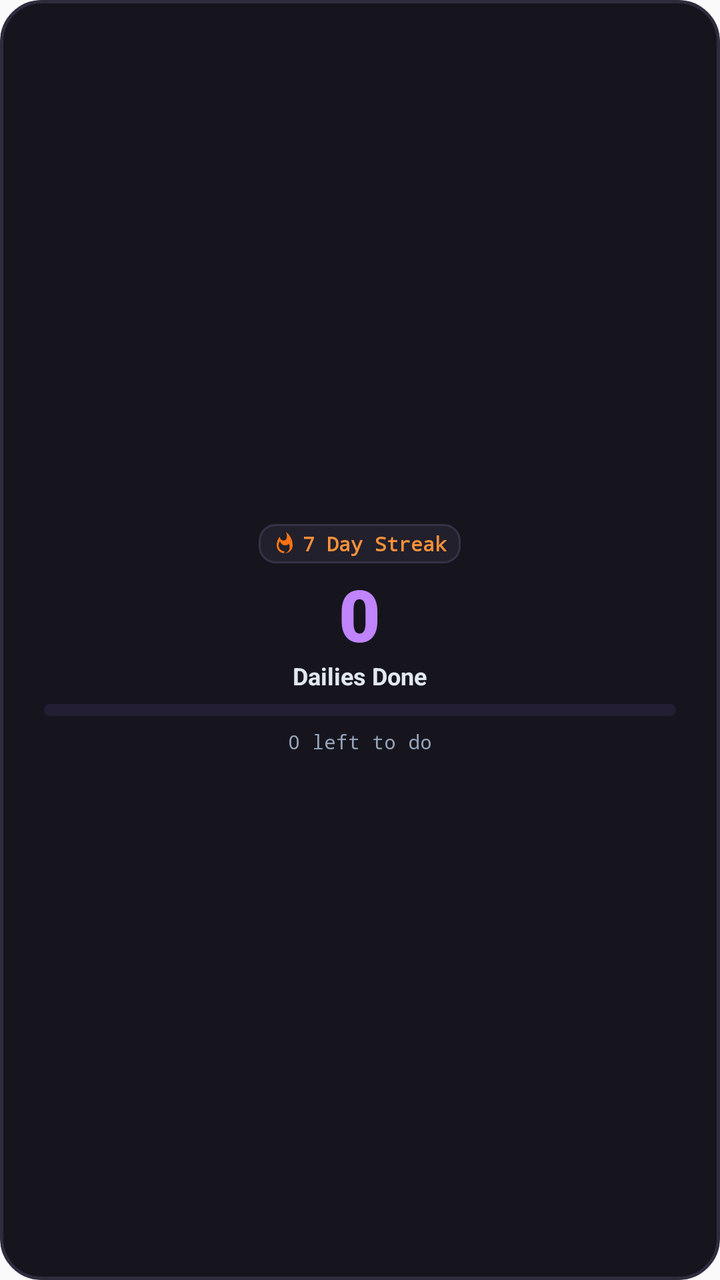
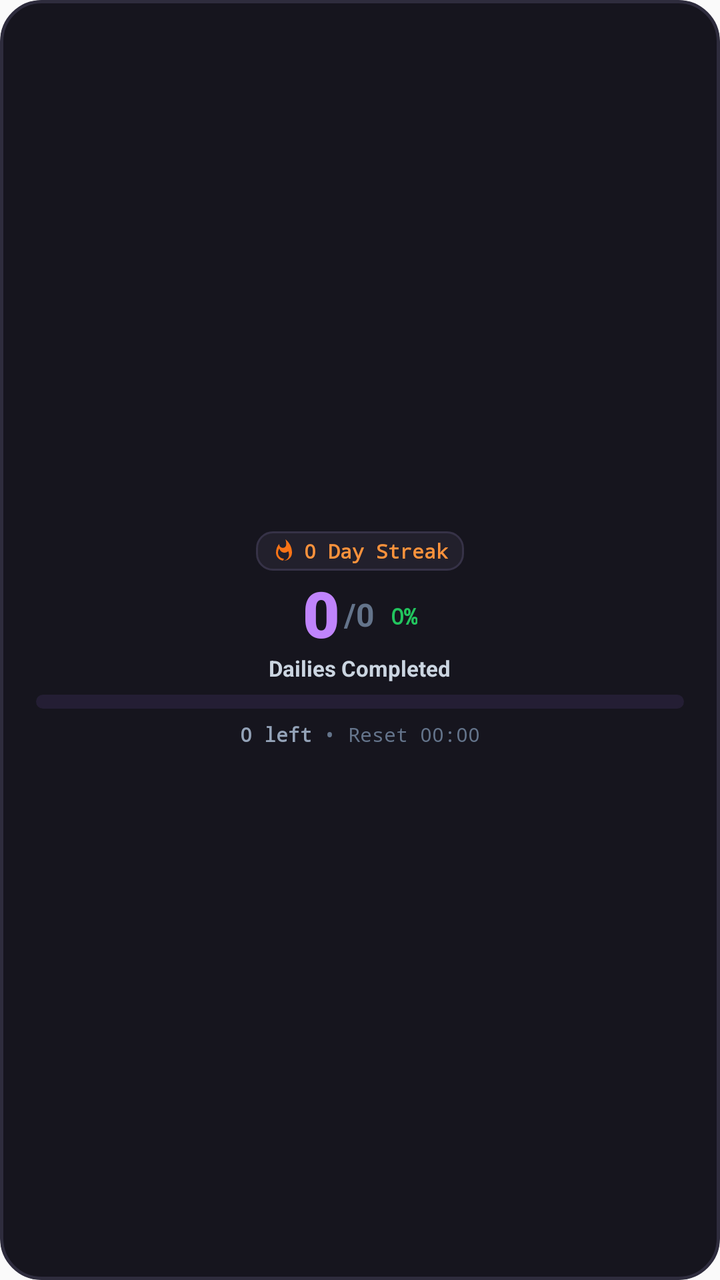

Compare the two renders of this Android layout. The source of the first and the diff that turns it into the second are given below.
<!-- AndroidManifest.xml: application theme AppTheme -->
<!-- res/layout/daily_summary_widget.xml -->
<?xml version="1.0" encoding="utf-8"?>
<RelativeLayout xmlns:android="http://schemas.android.com/apk/res/android"
    android:id="@+id/widget_summary_root"
    android:layout_width="match_parent"
    android:layout_height="match_parent"
    android:background="@drawable/widget_background"
    android:padding="14dp"
    android:clipToOutline="true">

    <LinearLayout
        android:layout_width="match_parent"
        android:layout_height="match_parent"
        android:orientation="vertical"
        android:gravity="center">

        
        <LinearLayout
            android:layout_width="wrap_content"
            android:layout_height="wrap_content"
            android:orientation="horizontal"
            android:background="@drawable/widget_chip_dark"
            android:paddingHorizontal="7dp"
            android:paddingVertical="3dp"
            android:gravity="center"
            android:layout_marginBottom="6dp">

            <ImageView
                android:layout_width="12dp"
                android:layout_height="12dp"
                android:src="@drawable/ic_widget_flame"
                android:contentDescription="" />

            <TextView
                android:id="@+id/summary_streak_text"
                android:layout_width="wrap_content"
                android:layout_height="wrap_content"
                android:text="7 Day Streak"
                android:textColor="#FB923C"
                android:textSize="10sp"
                android:textStyle="bold"
                android:typeface="monospace"
                android:layout_marginStart="3dp" />
        </LinearLayout>

        
        <TextView
            android:id="@+id/summary_done_count"
            android:layout_width="wrap_content"
            android:layout_height="wrap_content"
            android:text="0"
            android:textColor="#C084FC"
            android:textSize="36sp"
            android:textStyle="bold"
            android:fontFamily="sans-serif-black"
            android:includeFontPadding="false" />

        
        <TextView
            android:id="@+id/summary_done_label"
            android:layout_width="wrap_content"
            android:layout_height="wrap_content"
            android:text="Dailies Done"
            android:textColor="#E2E8F0"
            android:textSize="12sp"
            android:textStyle="bold"
            android:layout_marginBottom="6dp" />

        
        <ProgressBar
            android:id="@+id/summary_progress_bar"
            style="?android:attr/progressBarStyleHorizontal"
            android:layout_width="match_parent"
            android:layout_height="6dp"
            android:layout_marginHorizontal="8dp"
            android:layout_marginBottom="6dp"
            android:progressDrawable="@drawable/summary_progress_drawable" />

        
        <TextView
            android:id="@+id/summary_left_text"
            android:layout_width="wrap_content"
            android:layout_height="wrap_content"
            android:text="0 left to do"
            android:textColor="#94A3B8"
            android:textSize="10sp"
            android:typeface="monospace" />
    </LinearLayout>
</RelativeLayout>
<!-- resources referenced by this layout -->
<resources>
  <!-- drawable ic_widget_flame (drawable) -->
  <vector xmlns:android="http://schemas.android.com/apk/res/android"
      android:width="14dp"
      android:height="14dp"
      android:viewportWidth="24"
      android:viewportHeight="24">
      <path
          android:fillColor="#F97316"
          android:pathData="M13.5,0.67s.74,2.65 .74,4.8c0,2.06 -1.35,3.73 -3.41,3.73 -2.07,0 -3.63,-1.67 -3.63,-3.73l.03,-0.36C5.21,7.51 4,10.61 4,14c0,4.42 3.58,8 8,8s8,-3.58 8,-8C20,8.61 17.41,3.8 13.5,0.67z M12,20c-3.31,0 -6,-2.69 -6,-6 0,-1.53 .5,-3.02 1.4,-4.25 .43,2.44 2.53,4.25 5.1,4.25 1.48,0 2.82,-0.59 3.8,-1.55 .45,1.15 .7,2.4 .7,3.55 0,3.31 -2.69,6 -6,6z"/>
  </vector>
  <!-- drawable summary_progress_drawable (drawable) -->
  <?xml version="1.0" encoding="utf-8"?>
  <layer-list xmlns:android="http://schemas.android.com/apk/res/android">
      <item android:id="@android:id/background">
          <shape>
              <solid android:color="#241E34" />
              <corners android:radius="6dp" />
          </shape>
      </item>
      <item android:id="@android:id/progress">
          <clip>
              <shape>
                  <gradient
                      android:startColor="#8B5CF6"
                      android:endColor="#06B6D4"
                      android:angle="0" />
                  <corners android:radius="6dp" />
              </shape>
          </clip>
      </item>
  </layer-list>
  <!-- drawable widget_background (drawable) -->
  <?xml version="1.0" encoding="utf-8"?>
  <shape xmlns:android="http://schemas.android.com/apk/res/android"
      android:shape="rectangle">
      <solid android:color="#16151E" />
      <corners android:radius="20dp" />
      <stroke
          android:width="1.5dp"
          android:color="#2E2C3D" />
  </shape>
  <!-- drawable widget_chip_dark (drawable) -->
  <?xml version="1.0" encoding="utf-8"?>
  <shape xmlns:android="http://schemas.android.com/apk/res/android"
      android:shape="rectangle">
      <solid android:color="#22202C" />
      <corners android:radius="8dp" />
      <stroke
          android:width="1dp"
          android:color="#363247" />
  </shape>
  <style name="AppTheme" parent="Theme.AppCompat.Light.DarkActionBar">
          
          <item name="colorPrimary">@color/colorPrimary</item>
          <item name="colorPrimaryDark">@color/colorPrimaryDark</item>
          <item name="colorAccent">@color/colorAccent</item>
      </style>
</resources>

<!-- the commit's change to res/layout/daily_summary_widget.xml (unified diff, before → after) -->
@@ -4,7 +4,7 @@
     android:layout_width="match_parent"
     android:layout_height="match_parent"
     android:background="@drawable/widget_background"
-    android:padding="14dp"
+    android:padding="12dp"
     android:clipToOutline="true">
 
     <LinearLayout
@@ -19,10 +19,10 @@
             android:layout_height="wrap_content"
             android:orientation="horizontal"
             android:background="@drawable/widget_chip_dark"
-            android:paddingHorizontal="7dp"
+            android:paddingHorizontal="8dp"
             android:paddingVertical="3dp"
             android:gravity="center"
-            android:layout_marginBottom="6dp">
+            android:layout_marginBottom="4dp">
 
             <ImageView
                 android:layout_width="12dp"
@@ -34,34 +34,64 @@
                 android:id="@+id/summary_streak_text"
                 android:layout_width="wrap_content"
                 android:layout_height="wrap_content"
-                android:text="7 Day Streak"
+                android:text="0 Day Streak"
                 android:textColor="#FB923C"
                 android:textSize="10sp"
                 android:textStyle="bold"
                 android:typeface="monospace"
-                android:layout_marginStart="3dp" />
+                android:layout_marginStart="4dp" />
         </LinearLayout>
 
         
-        <TextView
-            android:id="@+id/summary_done_count"
+        <LinearLayout
             android:layout_width="wrap_content"
             android:layout_height="wrap_content"
-            android:text="0"
-            android:textColor="#C084FC"
-            android:textSize="36sp"
-            android:textStyle="bold"
-            android:fontFamily="sans-serif-black"
-            android:includeFontPadding="false" />
+            android:orientation="horizontal"
+            android:gravity="center_vertical">
+
+            <TextView
+                android:id="@+id/summary_done_count"
+                android:layout_width="wrap_content"
+                android:layout_height="wrap_content"
+                android:text="0"
+                android:textColor="#C084FC"
+                android:textSize="32sp"
+                android:textStyle="bold"
+                android:fontFamily="sans-serif-black"
+                android:includeFontPadding="false" />
+
+            <TextView
+                android:id="@+id/summary_total_count"
+                android:layout_width="wrap_content"
+                android:layout_height="wrap_content"
+                android:text="/0"
+                android:textColor="#64748B"
+                android:textSize="16sp"
+                android:textStyle="bold"
+                android:fontFamily="sans-serif-bold"
+                android:includeFontPadding="false"
+                android:layout_marginStart="2dp" />
+
+            <TextView
+                android:id="@+id/summary_percent_badge"
+                android:layout_width="wrap_content"
+                android:layout_height="wrap_content"
+                android:text="0%"
+                android:textColor="#22C55E"
+                android:textSize="11sp"
+                android:textStyle="bold"
+                android:typeface="monospace"
+                android:layout_marginStart="8dp" />
+        </LinearLayout>
 
         
         <TextView
             android:id="@+id/summary_done_label"
             android:layout_width="wrap_content"
             android:layout_height="wrap_content"
-            android:text="Dailies Done"
-            android:textColor="#E2E8F0"
-            android:textSize="12sp"
+            android:text="Dailies Completed"
+            android:textColor="#CBD5E1"
+            android:textSize="11sp"
             android:textStyle="bold"
             android:layout_marginBottom="6dp" />
 
@@ -70,19 +100,37 @@
             android:id="@+id/summary_progress_bar"
             style="?android:attr/progressBarStyleHorizontal"
             android:layout_width="match_parent"
-            android:layout_height="6dp"
-            android:layout_marginHorizontal="8dp"
+            android:layout_height="7dp"
+            android:layout_marginHorizontal="6dp"
             android:layout_marginBottom="6dp"
             android:progressDrawable="@drawable/summary_progress_drawable" />
 
         
-        <TextView
-            android:id="@+id/summary_left_text"
-            android:layout_width="wrap_content"
+        <LinearLayout
+            android:layout_width="match_parent"
             android:layout_height="wrap_content"
-            android:text="0 left to do"
-            android:textColor="#94A3B8"
-            android:textSize="10sp"
-            android:typeface="monospace" />
+            android:orientation="horizontal"
+            android:gravity="center"
+            android:layout_marginHorizontal="6dp">
+
+            <TextView
+                android:id="@+id/summary_left_text"
+                android:layout_width="wrap_content"
+                android:layout_height="wrap_content"
+                android:text="0 left"
+                android:textColor="#94A3B8"
+                android:textSize="10sp"
+                android:textStyle="bold"
+                android:typeface="monospace" />
+
+            <TextView
+                android:id="@+id/summary_reset_text"
+                android:layout_width="wrap_content"
+                android:layout_height="wrap_content"
+                android:text=" • Reset 00:00"
+                android:textColor="#64748B"
+                android:textSize="10sp"
+                android:typeface="monospace" />
+        </LinearLayout>
     </LinearLayout>
 </RelativeLayout>
